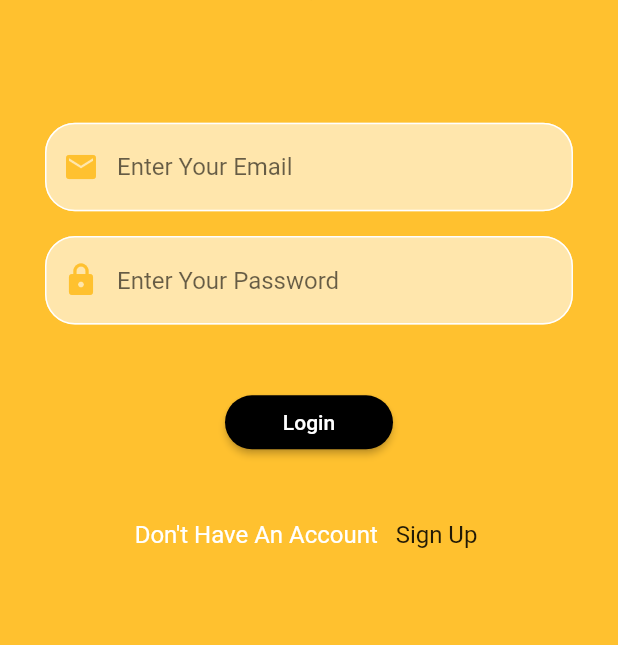
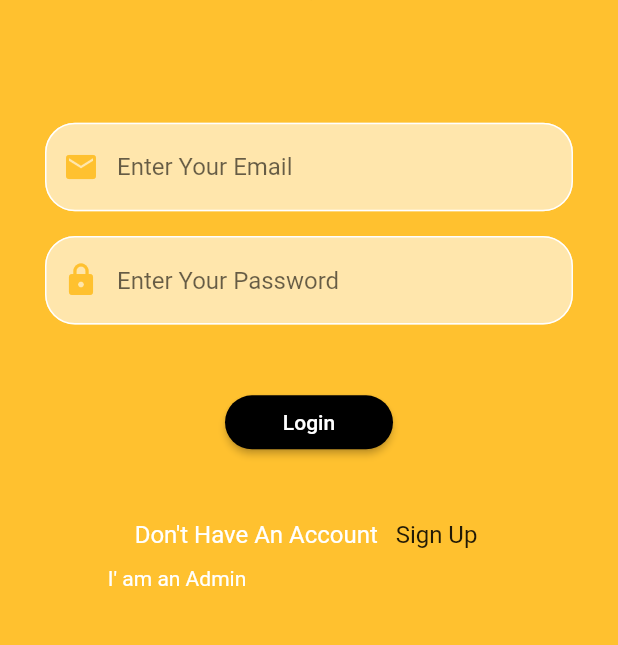
Before and after one commit to AbdllahHashem/Buy_It-App, a Flutter app: the screen it shows after launch, on a phone screen of 412 x 824 dp, the part 323-968 px from its top. Run offline on Flutter 3.47's test engine with Material 2 defaults, Android fonts, the phone set to English and light mode, and no system bars; our stand-ins replace firebase_auth, firebase_core, modal_progress_hud_nsn; accounts and stored records are empty.

Commit message:
add admin screen

```diff
--- a/lib/main.dart
+++ b/lib/main.dart
@@ -1,4 +1,6 @@
+import 'package:buy_it_app/provider/admin_mode.dart';
 import 'package:buy_it_app/provider/model_hud.dart';
+import 'package:buy_it_app/screens/admin_screen.dart';
 import 'package:buy_it_app/screens/home_screen.dart';
 import 'package:buy_it_app/screens/login_screen.dart';
 import 'package:buy_it_app/screens/signup_screen.dart';
@@ -20,8 +22,15 @@ void main() async {
 class MyApp extends StatelessWidget {
   @override
   Widget build(BuildContext context) {
-    return ChangeNotifierProvider<ModelHud>(
-      create: (context) => ModelHud(),
+    return MultiProvider(
+      providers: [
+        ChangeNotifierProvider<ModelHud>(
+          create: (context) => ModelHud(),
+        ),
+        ChangeNotifierProvider<AdminMode>(
+          create: (context) => AdminMode(),
+        )
+      ],
       child: MaterialApp(
         debugShowCheckedModeBanner: false,
         initialRoute: LoginScreen.id,
@@ -29,6 +38,7 @@ class MyApp extends StatelessWidget {
           LoginScreen.id: (context) => LoginScreen(),
           SignUPScreen.id: (context) => SignUPScreen(),
           HomePage.id: (context) => HomePage(),
+          AdminPage.id:(context)=>AdminPage(),
         },
       ),
     );
--- /dev/null
+++ b/lib/provider/admin_mode.dart
@@ -0,0 +1,10 @@
+import 'package:flutter/cupertino.dart';
+
+class AdminMode extends ChangeNotifier{
+  bool isAdmin=false;
+  changeIsAdmin(bool value)
+  {
+    isAdmin=value;
+    notifyListeners();
+  }
+}
--- a/lib/screens/login_screen.dart
+++ b/lib/screens/login_screen.dart
@@ -1,17 +1,23 @@
+import 'package:buy_it_app/provider/admin_mode.dart';
+import 'package:buy_it_app/provider/model_hud.dart';
 import 'package:buy_it_app/screens/signup_screen.dart';
 import 'package:buy_it_app/services/auth.dart';
 import 'package:buy_it_app/widgets/custom_textfield.dart';
 import 'package:buy_it_app/widgets/logo.dart';
 import 'package:flutter/cupertino.dart';
 import 'package:flutter/material.dart';
+import 'package:provider/provider.dart';
 
 import '../constants.dart';
+import 'admin_screen.dart';
 import 'home_screen.dart';
 
 class LoginScreen extends StatelessWidget {
   static String id = 'LoginScreen';
   late String _email, _password;
   final _auth = Auth();
+  final adminPassword = 'admin1234';
+  bool isAdmin = false;
   final GlobalKey<FormState> _globalKey = GlobalKey<FormState>();
 
   @override
@@ -28,8 +34,8 @@ class LoginScreen extends StatelessWidget {
             SizedBox(height: height * .1),
             CustomTextField(
               icon: Icons.email,
-              onClick: (value){
-                _email=value;
+              onClick: (value) {
+                _email = value;
               },
               hint: 'Enter Your Email',
             ),
@@ -39,8 +45,8 @@ class LoginScreen extends StatelessWidget {
             CustomTextField(
               icon: Icons.lock,
               hint: 'Enter Your Password',
-              onClick: (value){
-                _password=value;
+              onClick: (value) {
+                _password = value;
               },
             ),
             SizedBox(
@@ -49,26 +55,26 @@ class LoginScreen extends StatelessWidget {
             Padding(
               padding: const EdgeInsets.symmetric(horizontal: 150),
               child: Builder(
-                builder: (context)=>MaterialButton(
+                builder: (context) => MaterialButton(
                   color: Colors.black,
                   shape: RoundedRectangleBorder(
                     borderRadius: BorderRadius.circular(20),
                   ),
-                  onPressed: ()async {
-                    try {
-                      _globalKey.currentState!.save();
-                      print(_email);
-                      print(_password);
-                      final _authrResult = await _auth.SignIn(_email, _password);
-                      Navigator.pushNamed(context, HomePage.id);
-                    } catch (e) {
-                      Scaffold.of(context).showSnackBar(
-                        SnackBar(
-                          content: Text(e.toString()),
-                        ),
-                      );
-                    }
-
+                  onPressed: () {
+                    _validate(context);
+                    // try {
+                    //   _globalKey.currentState!.save();
+                    //   print(_email);
+                    //   print(_password);
+                    //   final _authrResult = await _auth.SignIn(_email, _password);
+                    //   Navigator.pushNamed(context, HomePage.id);
+                    // } catch (e) {
+                    //   Scaffold.of(context).showSnackBar(
+                    //     SnackBar(
+                    //       content: Text(e.toString()),
+                    //     ),
+                    //   );
+                    // }
                   },
                   child: Text(
                     'Login',
@@ -105,9 +111,95 @@ class LoginScreen extends StatelessWidget {
                 ),
               ],
             ),
+            Padding(
+              padding: const EdgeInsets.symmetric(vertical: 12, horizontal: 30),
+              child: Row(
+                children: [
+                  Expanded(
+                    child: GestureDetector(
+                      onTap: () {
+                        Provider.of<AdminMode>(context, listen: false)
+                            .changeIsAdmin(true);
+                      },
+                      child: Text(
+                        'I\' am an Admin',
+                        textAlign: TextAlign.center,
+                        style: TextStyle(
+                          color: Provider.of<AdminMode>(context).isAdmin
+                              ? KMainColor
+                              : Colors.white,
+                        ),
+                      ),
+                    ),
+                  ),
+                  Expanded(
+                    child: GestureDetector(
+                      onTap: () {
+                        Provider.of<AdminMode>(context, listen: false)
+                            .changeIsAdmin(false);
+                      },
+                      child: Text(
+                        'I\' am a User',
+                        textAlign: TextAlign.center,
+                        style: TextStyle(
+                          color: Provider.of<AdminMode>(context).isAdmin
+                              ? Colors.white
+                              : KMainColor,
+                        ),
+                      ),
+                    ),
+                  ),
+                ],
+              ),
+            ),
           ],
         ),
       ),
     );
   }
+
+  void _validate(BuildContext context) async {
+    final modelHud = Provider.of<ModelHud>(context, listen: false);
+
+    modelHud.changeisloading(true);
+
+    if (_globalKey.currentState!.validate()) {
+      _globalKey.currentState!.save();
+      if (Provider.of<AdminMode>(context, listen: false).isAdmin) {
+        if (_password == adminPassword) {
+          try {
+            await _auth.SignIn(_email, _password);
+            Navigator.pushNamed(context, AdminPage.id);
+          } catch (e) {
+            modelHud.changeisloading(false);
+            Scaffold.of(context).showSnackBar(
+              SnackBar(
+                content: Text(e.toString()),
+              ),
+            );
+          }
+        } else {
+          modelHud.changeisloading(false);
+          Scaffold.of(context).showSnackBar(
+            SnackBar(
+              content: Text('Some Thing Went Wrong'),
+            ),
+          );
+        }
+      } else {
+        try {
+          await _auth.SignIn(_email, _password);
+          Navigator.pushNamed(context, HomePage.id);
+        } catch (e) {
+          modelHud.changeisloading(false);
+          Scaffold.of(context).showSnackBar(
+            SnackBar(
+              content: Text(e.toString()),
+            ),
+          );
+        }
+      }
+    }
+    modelHud.changeisloading(false);
+  }
 }
```
Also changed, not shown: lib/screens/admin_screen.dart (added, +21 -0 lines).
